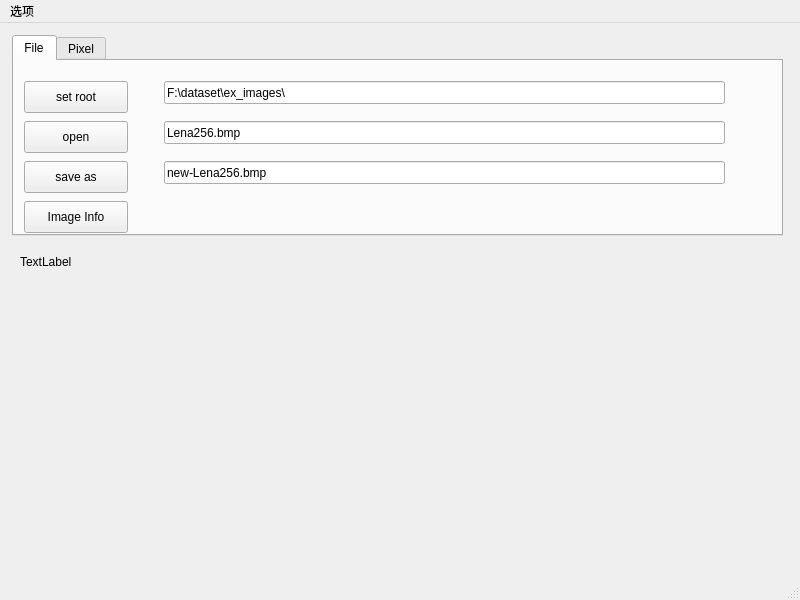
This is ImageProcessing/mainwindow.ui in xiransong/HUST-Digital_Image_Processing as Qt 5 draws it before an edit. The edited form follows.
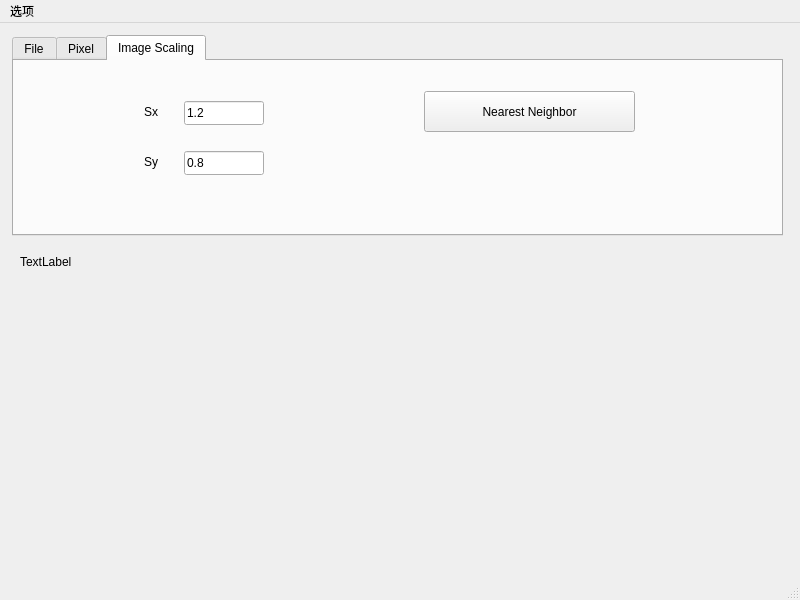
This is the edited form. The open tabs and pages were chosen to show the change.

Commit message: add: class BMP

Diff of the .ui file:
```diff
--- a/ImageProcessing/mainwindow.ui
+++ b/ImageProcessing/mainwindow.ui
@@ -84,7 +84,7 @@
        </rect>
       </property>
       <property name="text">
-       <string>Lena256.bmp</string>
+       <string>Lena8.bmp</string>
       </property>
      </widget>
      <widget class="QLineEdit" name="et_save">
@@ -97,7 +97,7 @@
        </rect>
       </property>
       <property name="text">
-       <string>new-Lena256.bmp</string>
+       <string>new-Lena8.bmp</string>
       </property>
      </widget>
      <widget class="QPushButton" name="bt_img_info">
@@ -348,6 +348,76 @@
       </property>
      </widget>
     </widget>
+    <widget class="QWidget" name="tab">
+     <attribute name="title">
+      <string>Image Scaling</string>
+     </attribute>
+     <widget class="QLabel" name="label_9">
+      <property name="geometry">
+       <rect>
+        <x>130</x>
+        <y>40</y>
+        <width>31</width>
+        <height>21</height>
+       </rect>
+      </property>
+      <property name="text">
+       <string>Sx</string>
+      </property>
+     </widget>
+     <widget class="QLabel" name="label_10">
+      <property name="geometry">
+       <rect>
+        <x>130</x>
+        <y>90</y>
+        <width>31</width>
+        <height>21</height>
+       </rect>
+      </property>
+      <property name="text">
+       <string>Sy</string>
+      </property>
+     </widget>
+     <widget class="QLineEdit" name="et_sx">
+      <property name="geometry">
+       <rect>
+        <x>170</x>
+        <y>40</y>
+        <width>80</width>
+        <height>24</height>
+       </rect>
+      </property>
+      <property name="text">
+       <string>1.2</string>
+      </property>
+     </widget>
+     <widget class="QLineEdit" name="et_sy">
+      <property name="geometry">
+       <rect>
+        <x>170</x>
+        <y>90</y>
+        <width>80</width>
+        <height>24</height>
+       </rect>
+      </property>
+      <property name="text">
+       <string>0.8</string>
+      </property>
+     </widget>
+     <widget class="QPushButton" name="bt_nn_scaling">
+      <property name="geometry">
+       <rect>
+        <x>410</x>
+        <y>30</y>
+        <width>211</width>
+        <height>41</height>
+       </rect>
+      </property>
+      <property name="text">
+       <string>Nearest Neighbor</string>
+      </property>
+     </widget>
+    </widget>
    </widget>
    <widget class="QLabel" name="label_img_test">
     <property name="geometry">
```
Left out of the diff: 2 changed lines with no effect on the pictures. The commit also changes 9 other files.
